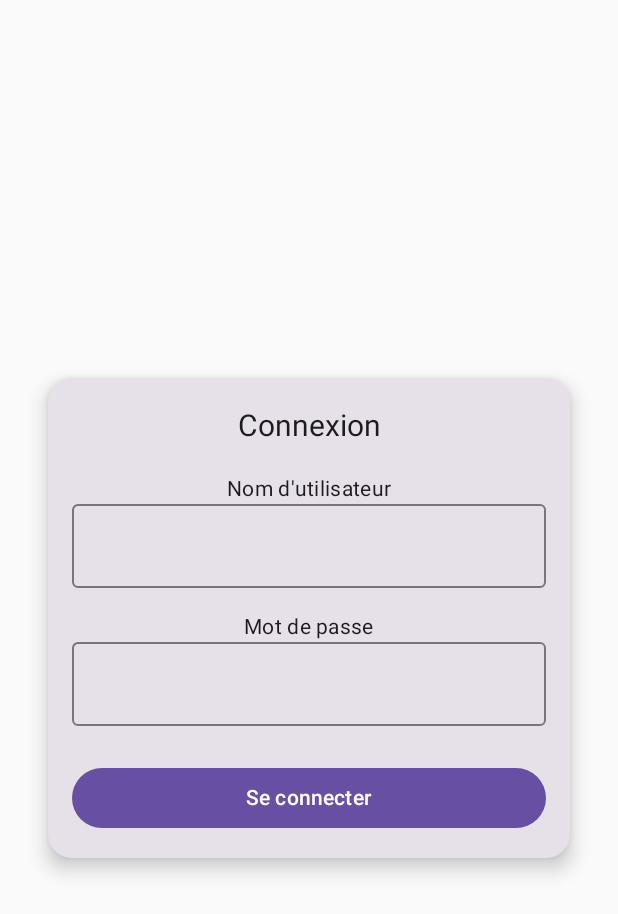
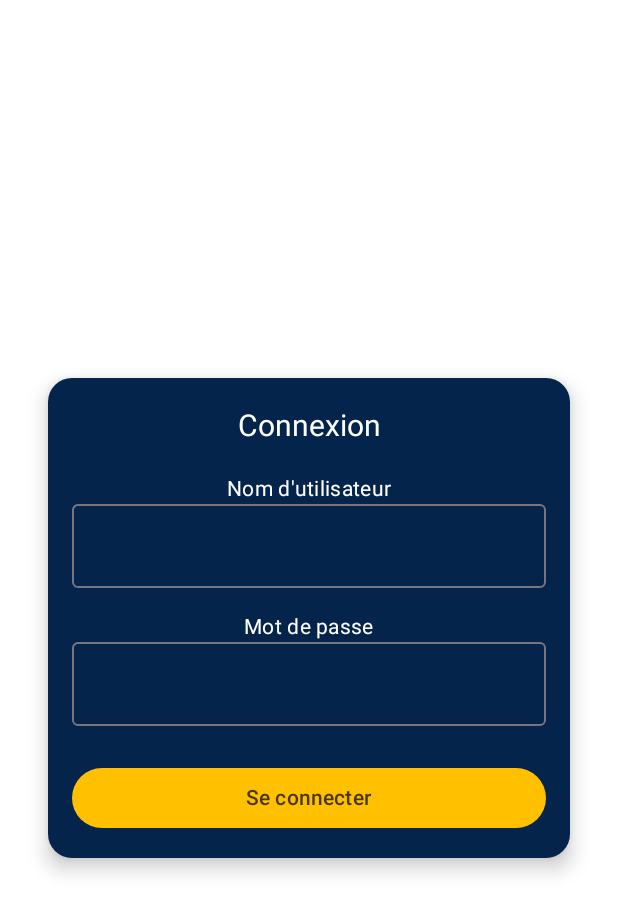
Before and after one commit to devthomy/D1-P2, an Android app built with Jetpack Compose: the screen it shows after launch (MainActivity), on a phone screen of 412 x 824 dp. Shown: the top 914 px of the screen. Run offline under Robolectric (Android 15) with nearby library versions, the phone set to English and light mode, and no system bars.

Commit message:
Push color + themes

```diff
--- a/app/src/main/java/org/mathieu/sandboxdiiage12027/MainActivity.kt
+++ b/app/src/main/java/org/mathieu/sandboxdiiage12027/MainActivity.kt
@@ -5,14 +5,16 @@ import androidx.activity.ComponentActivity
 import androidx.activity.compose.setContent
 import androidx.activity.enableEdgeToEdge
 import org.mathieu.sandboxdiiage12027.ui.screens.LoginScreen
-import org.mathieu.sandboxdiiage12027.ui.theme.SandboxDiiage12027Theme
+import org.mathieu.sandboxdiiage12027.ui.theme.LeTheme
 
 class MainActivity : ComponentActivity() {
     override fun onCreate(savedInstanceState: Bundle?) {
         super.onCreate(savedInstanceState)
         enableEdgeToEdge()
         setContent {
-            LoginScreen()
+            LeTheme {
+                LoginScreen()
+            }
         }
     }
 }
--- a/app/src/main/java/org/mathieu/sandboxdiiage12027/ui/composables/LoginCard.kt
+++ b/app/src/main/java/org/mathieu/sandboxdiiage12027/ui/composables/LoginCard.kt
@@ -23,6 +23,9 @@ fun LoginCard(
             .fillMaxWidth()
             .padding(16.dp),
         shape = RoundedCornerShape(16.dp),
+        colors = CardDefaults.cardColors(
+            containerColor = MaterialTheme.colorScheme.primary
+        ),
         elevation = CardDefaults.cardElevation(8.dp)
     ) {
         Column(
@@ -35,7 +38,8 @@ fun LoginCard(
             Text(
                 text = "Connexion",
                 style = MaterialTheme.typography.headlineSmall,
-                fontSize = 20.sp
+                fontSize = 20.sp,
+                color = MaterialTheme.colorScheme.onPrimary // Contraste sur fond primaire
             )
 
             Spacer(modifier = Modifier.height(16.dp))
@@ -43,7 +47,8 @@ fun LoginCard(
             // Username input
             Text(
                 text = "Nom d'utilisateur",
-                style = MaterialTheme.typography.bodyMedium
+                style = MaterialTheme.typography.bodyMedium,
+                color = MaterialTheme.colorScheme.onPrimary
             )
             OutlinedTextField(
                 value = username,
@@ -57,7 +62,8 @@ fun LoginCard(
             // Password input
             Text(
                 text = "Mot de passe",
-                style = MaterialTheme.typography.bodyMedium
+                style = MaterialTheme.typography.bodyMedium,
+                color = MaterialTheme.colorScheme.onPrimary
             )
             OutlinedTextField(
                 value = password,
@@ -72,7 +78,11 @@ fun LoginCard(
             // Login button
             Button(
                 onClick = { onLoginClick(username, password) },
-                modifier = Modifier.fillMaxWidth()
+                modifier = Modifier.fillMaxWidth(),
+                colors = ButtonDefaults.buttonColors(
+                    containerColor = MaterialTheme.colorScheme.secondary,
+                    contentColor = MaterialTheme.colorScheme.onSecondary
+                )
             ) {
                 Text(text = "Se connecter")
             }
--- a/app/src/main/java/org/mathieu/sandboxdiiage12027/ui/screens/LoginScreen.kt
+++ b/app/src/main/java/org/mathieu/sandboxdiiage12027/ui/screens/LoginScreen.kt
@@ -1,19 +1,23 @@
 package org.mathieu.sandboxdiiage12027.ui.screens
 
+import androidx.compose.foundation.background
 import androidx.compose.foundation.layout.Box
 import androidx.compose.foundation.layout.fillMaxSize
 import androidx.compose.foundation.layout.padding
 import androidx.compose.runtime.Composable
 import androidx.compose.ui.Alignment
 import androidx.compose.ui.Modifier
+import androidx.compose.ui.graphics.Color
 import androidx.compose.ui.unit.dp
 import org.mathieu.sandboxdiiage12027.ui.composables.LoginCard
+import androidx.compose.material3.MaterialTheme
 
 @Composable
 fun LoginScreen() {
     Box(
         modifier = Modifier
             .fillMaxSize()
+            .background(MaterialTheme.colorScheme.background) // Background adaptable
             .padding(16.dp),
         contentAlignment = Alignment.Center
     ) {
--- a/app/src/main/java/org/mathieu/sandboxdiiage12027/ui/theme/Theme.kt
+++ b/app/src/main/java/org/mathieu/sandboxdiiage12027/ui/theme/Theme.kt
@@ -9,43 +9,67 @@ import androidx.compose.material3.dynamicDarkColorScheme
 import androidx.compose.material3.dynamicLightColorScheme
 import androidx.compose.material3.lightColorScheme
 import androidx.compose.runtime.Composable
+import androidx.compose.runtime.SideEffect
 import androidx.compose.ui.platform.LocalContext
+import androidx.compose.ui.graphics.Color
+import androidx.compose.ui.graphics.toArgb
+import androidx.compose.ui.platform.LocalView
+import androidx.compose.ui.res.colorResource
+import androidx.core.view.WindowCompat
+import org.mathieu.sandboxdiiage12027.R
 
-private val DarkColorScheme = darkColorScheme(
-    primary = Purple80,
-    secondary = PurpleGrey80
-)
 
-private val LightColorScheme = lightColorScheme(
-    primary = blue_whale,
-    secondary = amber
+//private val DarkColorScheme = darkColorScheme(
+//    primary = blue_whale,
+//    secondary = PurpleGrey80
+//)
 
-    /* Other default colors to override
-    background = Color(0xFFFFFBFE),
-    surface = Color(0xFFFFFBFE),
-    onPrimary = Color.White,
-    onSecondary = Color.White,
-    onTertiary = Color.White,
-    onBackground = Color(0xFF1C1B1F),
-    onSurface = Color(0xFF1C1B1F),
-    */
-)
+private val DarkColorScheme
+    @Composable
+    get() = darkColorScheme(
+        primary = colorResource(id = R.color.primary),
+        onPrimary = colorResource(id = R.color.onPrimary),
+        secondary = colorResource(id = R.color.secondary),
+        onSecondary = colorResource(id = R.color.onSecondary),
+        background = colorResource(id = R.color.background),
+        onBackground = colorResource(id = R.color.onBackground)
+    )
+
+private val LightColorScheme
+    @Composable
+    get() = lightColorScheme(
+        primary = colorResource(id = R.color.primary),
+        onPrimary = colorResource(id = R.color.onPrimary),
+        secondary = colorResource(id = R.color.secondary),
+        onSecondary = colorResource(id = R.color.onSecondary),
+        background = colorResource(id = R.color.background),
+        onBackground = colorResource(id = R.color.onBackground)
+    )
 
 @Composable
-fun SandboxDiiage12027Theme(
+fun LeTheme(
     darkTheme: Boolean = isSystemInDarkTheme(),
     // Dynamic color is available on Android 12+
     dynamicColor: Boolean = true,
     content: @Composable () -> Unit
 ) {
     val colorScheme = when {
-        dynamicColor && Build.VERSION.SDK_INT >= Build.VERSION_CODES.S -> {
-            val context = LocalContext.current
-            if (darkTheme) dynamicDarkColorScheme(context) else dynamicLightColorScheme(context)
+//        dynamicColor && Build.VERSION.SDK_INT >= Build.VERSION_CODES.S -> {
+//            val context = LocalContext.current
+//            if (darkTheme) dynamicDarkColorScheme(context) else dynamicLightColorScheme(context)
+        darkTheme -> DarkColorScheme
+        else -> LightColorScheme
         }
 
-        darkTheme -> DarkColorScheme
-        else -> LightColorScheme
+    val view = LocalView.current
+
+    if (!view.isInEditMode) {
+        SideEffect {
+            val window = (view.context as Activity).window
+            window.statusBarColor = colorScheme.primary.toArgb()
+            WindowCompat.getInsetsController(window, view).isAppearanceLightStatusBars = darkTheme
+        }
+
     }
 
     MaterialTheme(
--- a/app/src/main/res/values-night/colors.xml
+++ b/app/src/main/res/values-night/colors.xml
@@ -1,14 +1,12 @@
 <?xml version="1.0" encoding="utf-8"?>
 <resources>
 
-    <!-- Material colors -->
-    <color name="primary">@color/blue_whale</color>
-    <color name="onPrimary">@color/white</color>
-    <color name="secondary">@color/amber</color>
-    <color name="onSecondary">@color/white</color>
-    <color name="tertiary">@color/anakiwa</color>
-    <color name="onTertiary">@color/white</color>
-    <color name="background">@color/white</color>
-    <color name="onBackground">@color/black</color>
+<!-- Material colors -->
+<color name="primary">@color/blue_whale</color>
+<color name="onPrimary">@color/white</color>
+<color name="secondary">@color/amber</color>
+<color name="onSecondary">@color/madras</color>
+<color name="background">@color/cod_gray</color>
+<color name="onBackground">@color/white</color>
 
 </resources>
--- a/app/src/main/res/values-notnight/colors.xml
+++ b/app/src/main/res/values-notnight/colors.xml
@@ -2,12 +2,10 @@
 <resources>
 
     <!-- Material colors -->
-    <color name="primary">@color/anakiwa</color>
+    <color name="primary">@color/blue_whale</color>
     <color name="onPrimary">@color/white</color>
-    <color name="secondary">@color/xmas_green</color>
-    <color name="onSecondary">@color/white</color>
-    <color name="tertiary">@color/xmas_gold</color>
-    <color name="onTertiary">@color/white</color>
+    <color name="secondary">@color/amber</color>
+    <color name="onSecondary">@color/madras</color>
     <color name="background">@color/white</color>
     <color name="onBackground">@color/black</color>
 
--- a/app/src/main/res/values/colors.xml
+++ b/app/src/main/res/values/colors.xml
@@ -2,16 +2,13 @@
 <resources>
     <color name="blue_whale">#04244B</color>
     <color name="amber">#FFC000</color>
-    <color name="anakiwa">#97CDFF</color>
     <color name="white">#FFFFFFFF</color>
     <color name="black">#FF000000</color>
     <color name="bright_red">#AA0000</color>
     <color name="genoa">#17895B</color>
     <color name="alto">#D9D9D9</color>
-
-    <color name="xmas_green">#004d00</color>
-    <color name="xmas_red">#E21B1B</color>
-    <color name="xmas_gold">#FFD807</color>
+    <color name="cod_gray">#1E1E1E</color>
+    <color name="madras">#483601</color>
 
     <!-- Business colors -->
     <color name="success">#17895B</color>
@@ -22,8 +19,6 @@
     <color name="onPrimary"/>
     <color name="secondary"/>
     <color name="onSecondary"/>
-    <color name="tertiary"/>"/>
-    <color name="onTertiary"/>
     <color name="background"/>
     <color name="onBackground"/>
     <color name="error">@color/bright_red</color>
```
Also changed, not shown: app/src/main/java/org/mathieu/sandboxdiiage12027/ui/theme/Color.kt (+4 -4 lines), 2 other files.
